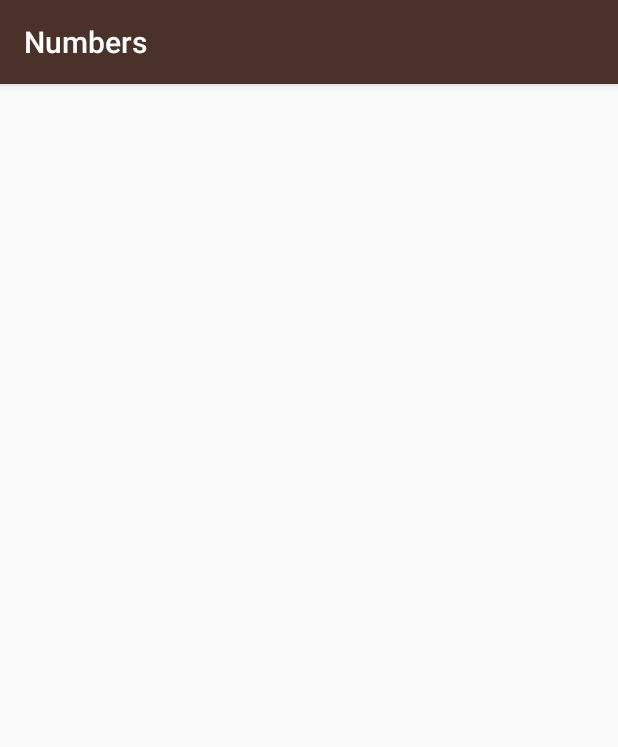
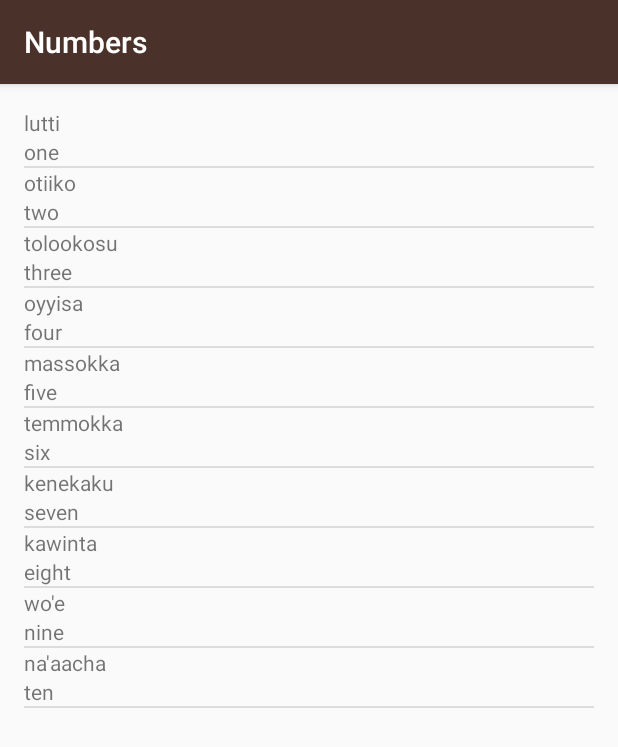
Before and after one commit to nehabalaji/miwok, an Android app: the numbersactivity screen opened directly, with no data from a screen before it, on a phone screen of 412 x 824 dp. Shown: the top 747 px of the screen. Run offline under Robolectric (Android 15) with nearby library versions, the phone set to English and light mode, and no system bars.

Commit message:
Initial commit

```diff
--- /dev/null
+++ b/app/src/main/java/com/example/android/miwok/Word.java
@@ -0,0 +1,21 @@
+package com.example.android.miwok;
+
+public class Word {
+    private String mDefaulttranslation;
+
+    private String mMiwoktranslation;
+
+    public String getmDefaulttranslation() {
+        return mDefaulttranslation;
+    }
+
+    public String getmMiwoktranslation() {
+        return mMiwoktranslation;
+    }
+
+    public Word(String DefaultTranslation, String Miwoktranslation){
+        mDefaulttranslation = DefaultTranslation;
+        mMiwoktranslation = Miwoktranslation;
+
+    }
+}
--- /dev/null
+++ b/app/src/main/java/com/example/android/miwok/WordAdapter.java
@@ -0,0 +1,43 @@
+package com.example.android.miwok;
+
+import android.content.Context;
+import android.support.annotation.NonNull;
+import android.view.LayoutInflater;
+import android.view.View;
+import android.view.ViewGroup;
+import android.widget.ArrayAdapter;
+import android.widget.TextView;
+
+import java.util.ArrayList;
+
+public class WordAdapter extends ArrayAdapter<Word> {
+
+
+    public WordAdapter( Context context, ArrayList<Word> words) {
+        super(context,0, words);
+    }
+
+
+    @NonNull
+    @Override
+    public View getView(int position,  View convertView,  ViewGroup parent) {
+         View listItemView = convertView;
+         if(listItemView==null) {
+             listItemView = LayoutInflater.from(getContext()).inflate(
+                     R.layout.list_item, parent, false);
+         }
+             Word word = getItem(position);
+
+                 TextView miwoktextView = (TextView) listItemView.findViewById(R.id.tv1);
+                 miwoktextView.setText(word.getmMiwoktranslation());
+
+                 TextView defaulttextView = (TextView) listItemView.findViewById(R.id.tv2);
+                 defaulttextView.setText(word.getmDefaulttranslation());
+
+
+
+
+
+        return listItemView;
+    }
+}
--- a/app/src/main/java/com/example/android/miwok/numbersactivity.java
+++ b/app/src/main/java/com/example/android/miwok/numbersactivity.java
@@ -2,6 +2,10 @@
 
 import android.support.v7.app.AppCompatActivity;
 import android.os.Bundle;
+import android.widget.ArrayAdapter;
+import android.widget.LinearLayout;
+import android.widget.ListView;
+import android.widget.TextView;
 
 import java.util.ArrayList;
 
@@ -10,18 +14,27 @@
     @Override
     protected void onCreate(Bundle savedInstanceState) {
         super.onCreate(savedInstanceState);
-        setContentView(R.layout.activity_numbersactivity);
-        ArrayList<String> number = new ArrayList<>();
-        number.add("one");
-        number.add("two");
-        number.add("three");
-        number.add("four");
-        number.add("five");
-        number.add("six");
-        number.add("seven");
-        number.add("eight");
-        number.add("nine");
-        number.add("ten");
+        setContentView(R.layout.word_list);
+
+        ArrayList<Word> number = new ArrayList<>();
+        number.add(new Word ("one","lutti"));
+        number.add(new Word("two","otiiko"));
+        number.add(new Word("three","tolookosu"));
+        number.add(new Word("four","oyyisa"));
+        number.add(new Word("five","massokka"));
+        number.add(new Word("six","temmokka"));
+        number.add(new Word("seven","kenekaku"));
+        number.add(new Word("eight","kawinta"));
+        number.add(new Word("nine","wo'e"));
+        number.add(new Word("ten","na'aacha"));
+
+        WordAdapter Adapter = new WordAdapter(this, number);
+        ListView listView = (ListView) findViewById(R.id.list);
+
+        assert listView != null;
+        listView.setAdapter(Adapter);
+
+
 
     }
 }
--- a/app/src/main/res/layout/activity_numbersactivity.xml
+++ b/app/src/main/res/layout/activity_numbersactivity.xml
@@ -1,9 +1,10 @@
 <?xml version="1.0" encoding="utf-8"?>
-<ScrollView xmlns:android="http://schemas.android.com/apk/res/android"
-    xmlns:app="http://schemas.android.com/apk/res-auto"
+<ListView xmlns:android="http://schemas.android.com/apk/res/android"
     xmlns:tools="http://schemas.android.com/tools"
     android:layout_width="match_parent"
     android:layout_height="match_parent"
-    tools:context=".numbersactivity">
+    tools:context=".numbersactivity"
+    android:orientation="vertical"
+    android:id="@+id/listnumber">
 
-</ScrollView>
+</ListView>
--- /dev/null
+++ b/app/src/main/res/layout/list_item.xml
@@ -0,0 +1,18 @@
+<?xml version="1.0" encoding="utf-8"?>
+<LinearLayout
+    xmlns:tools="http://schemas.android.com/tools"
+    xmlns:android="http://schemas.android.com/apk/res/android"
+    android:layout_width="match_parent"
+    android:layout_height="wrap_content"
+    android:orientation="vertical">
+    <TextView
+        android:layout_width="match_parent"
+        android:layout_height="wrap_content"
+        tools:text="Miwok_word"
+        android:id="@+id/tv1"/>
+    <TextView
+        android:layout_width="match_parent"
+        android:layout_height="wrap_content"
+        tools:text="English"
+        android:id="@+id/tv2"/>
+</LinearLayout>
--- /dev/null
+++ b/app/src/main/res/layout/word_list.xml
@@ -0,0 +1,12 @@
+<?xml version="1.0" encoding="utf-8"?>
+<ListView xmlns:android="http://schemas.android.com/apk/res/android"
+    android:id="@+id/list"
+    android:orientation="vertical"
+    android:layout_width="match_parent"
+    android:layout_height="match_parent"
+    android:paddingBottom="@dimen/activity_vertical_margin"
+    android:paddingLeft="@dimen/activity_horizontal_margin"
+    android:paddingRight="@dimen/activity_horizontal_margin"
+    android:paddingTop="@dimen/activity_vertical_margin">
+
+</ListView>
```
Also changed, not shown: app/src/main/java/com/example/android/miwok/colorsactivity.java (+19 -1 lines), app/src/main/java/com/example/android/miwok/familyactivity.java (+22 -1 lines), app/src/main/java/com/example/android/miwok/phrasesactivity.java (+22 -1 lines), app/src/main/res/layout/activity_colorsactivity.xml (+4 -3 lines), app/src/main/res/layout/activity_familyactivity.xml (+4 -3 lines), app/src/main/res/layout/activity_phrasesactivity.xml (+4 -4 lines).
